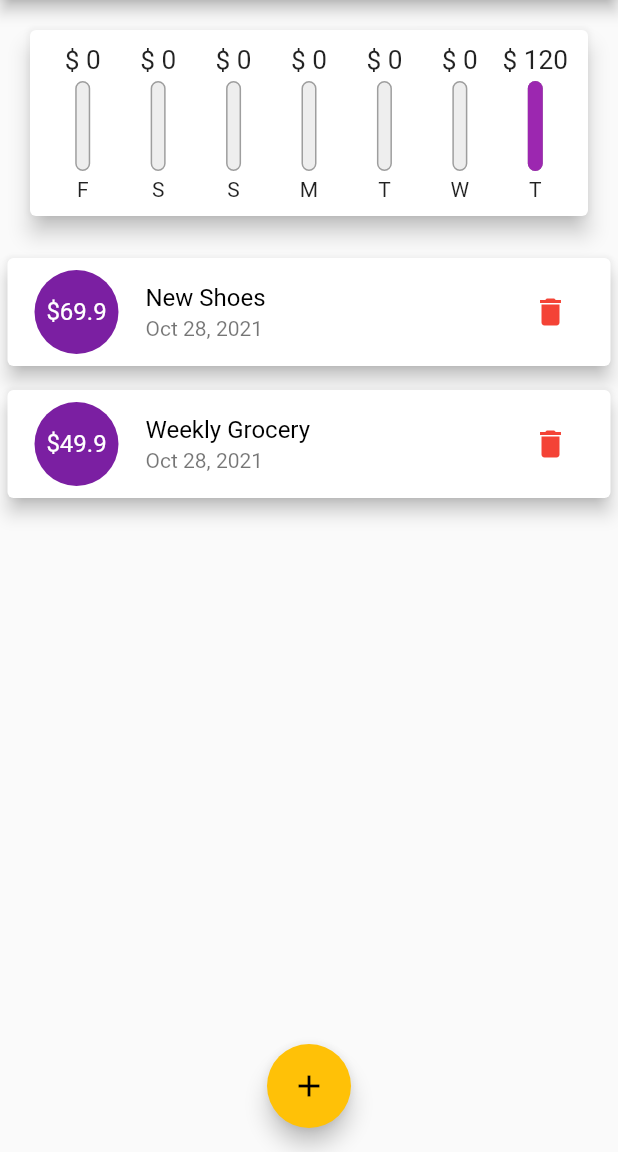
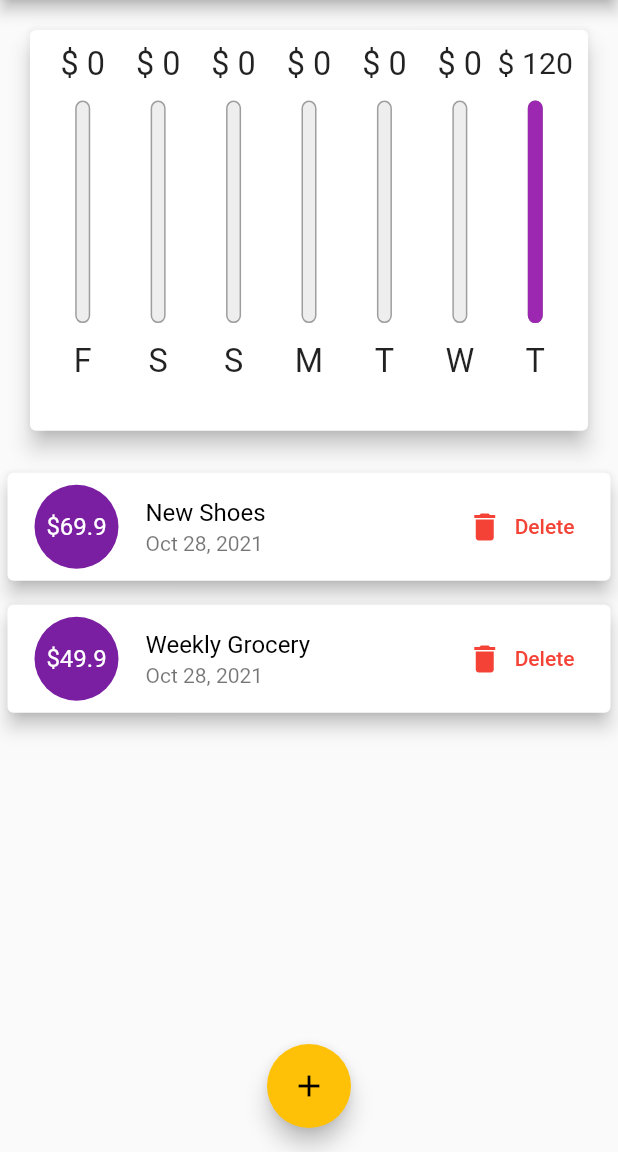
Before and after one commit to veyselboybay/Flutter_Personal_Expense_App, a Flutter app: the screen it shows after launch, on a phone screen of 412 x 824 dp, the part 84-1236 px from its top. Run offline on Flutter 3.47's test engine with Material 2 defaults, Android fonts, the phone set to English and light mode, and no system bars.

Commit message:
small updates

```diff
--- a/lib/main.dart
+++ b/lib/main.dart
@@ -1,4 +1,5 @@
 import 'package:flutter/material.dart';
+import 'package:flutter/services.dart';
 import 'package:personal_budget_calculator/models/transaction.dart';
 import 'package:intl/intl.dart';
 import 'package:personal_budget_calculator/widgets/chart.dart';
@@ -6,6 +7,11 @@ import 'package:personal_budget_calculator/widgets/new_transaction.dart';
 import 'package:personal_budget_calculator/widgets/transaction_list.dart';
 
 void main() {
+  /* WidgetsFlutterBinding.ensureInitialized();
+  SystemChrome.setPreferredOrientations([
+    DeviceOrientation.portraitUp,
+    DeviceOrientation.portraitDown,
+  ]); */
   runApp(MyApp());
 }
 
@@ -43,6 +49,8 @@ class _MyHomePageState extends State<MyHomePage> {
       date: DateTime.now(),
     ),
   ];
+
+  bool _showChart = false;
 
   List<Transaction> get _recentTransactions {
     return _userTransactions.where((tx) {
@@ -82,8 +90,9 @@ class _MyHomePageState extends State<MyHomePage> {
 
   @override
   Widget build(BuildContext context) {
-    return Scaffold(
-      appBar: AppBar(
+    final isLandscape =
+        MediaQuery.of(context).orientation == Orientation.landscape;
+    final appBar = AppBar(
       title: Text('Personal Expenses'),
       actions: [
         IconButton(
@@ -91,13 +100,52 @@ class _MyHomePageState extends State<MyHomePage> {
           onPressed: () => startAddNewTransaction(context),
         ),
       ],
-      ),
+    );
+
+    final transactionList = Container(
+        height: (MediaQuery.of(context).size.height -
+                appBar.preferredSize.height -
+                MediaQuery.of(context).padding.top) *
+            0.6,
+        child: TransactionList(_userTransactions, _deleteTransaction));
+    return Scaffold(
+      appBar: appBar,
       body: SingleChildScrollView(
         child: Column(
           mainAxisAlignment: MainAxisAlignment.start,
           children: [
-            Chart(_recentTransactions),
-            TransactionList(_userTransactions, _deleteTransaction),
+            if (isLandscape)
+              Row(
+                mainAxisAlignment: MainAxisAlignment.center,
+                children: [
+                  Text('Show Chart'),
+                  Switch(
+                    value: _showChart,
+                    onChanged: (val) {
+                      setState(() {
+                        _showChart = val;
+                      });
+                    },
+                  ),
+                ],
+              ),
+            if (!isLandscape)
+              Container(
+                  height: (MediaQuery.of(context).size.height -
+                          appBar.preferredSize.height -
+                          MediaQuery.of(context).padding.top) *
+                      0.4,
+                  child: Chart(_recentTransactions)),
+            if (!isLandscape) transactionList,
+            if (isLandscape)
+              _showChart
+                  ? Container(
+                      height: (MediaQuery.of(context).size.height -
+                              appBar.preferredSize.height -
+                              MediaQuery.of(context).padding.top) *
+                          1,
+                      child: Chart(_recentTransactions))
+                  : transactionList,
           ],
         ),
       ),
--- a/lib/widgets/chart_bar.dart
+++ b/lib/widgets/chart_bar.dart
@@ -9,19 +9,20 @@ class ChartBar extends StatelessWidget {
 
   @override
   Widget build(BuildContext context) {
+    return LayoutBuilder(builder: (context, constraints) {
       return Column(
         children: [
           Container(
-          height: 20,
+            height: constraints.maxHeight * 0.10,
             child: FittedBox(
               child: Text('\$ ${spendingAmount!.toStringAsFixed(0)}'),
             ),
           ),
           SizedBox(
-          height: 4,
+            height: constraints.maxHeight * 0.05,
           ),
           Container(
-          height: 60,
+            height: constraints.maxHeight * 0.6,
             width: 10,
             child: Stack(
               children: [
@@ -44,10 +45,16 @@ class ChartBar extends StatelessWidget {
             ),
           ),
           SizedBox(
-          height: 4,
+            height: constraints.maxHeight * 0.05,
           ),
-        Text(label!),
+          Container(
+            height: constraints.maxHeight * 0.10,
+            child: FittedBox(
+              child: Text(label!),
+            ),
+          ),
         ],
       );
+    });
   }
 }
--- a/lib/widgets/new_transaction.dart
+++ b/lib/widgets/new_transaction.dart
@@ -53,7 +53,8 @@ class _NewTransactionState extends State<NewTransaction> {
 
   @override
   Widget build(BuildContext context) {
-    return Card(
+    return SingleChildScrollView(
+      child: Card(
         margin: EdgeInsets.symmetric(
           horizontal: 15,
           vertical: 10,
@@ -61,7 +62,12 @@ class _NewTransactionState extends State<NewTransaction> {
         elevation: 5,
         child: Container(
           margin: EdgeInsets.symmetric(horizontal: 5),
-        padding: EdgeInsets.all(10),
+          padding: EdgeInsets.only(
+            top: 10,
+            left: 10,
+            right: 10,
+            bottom: MediaQuery.of(context).viewInsets.bottom + 10,
+          ),
           child: Column(
             crossAxisAlignment: CrossAxisAlignment.end,
             children: [
@@ -108,6 +114,7 @@ class _NewTransactionState extends State<NewTransaction> {
             ],
           ),
         ),
+      ),
     );
   }
 }
--- a/lib/widgets/transaction_list.dart
+++ b/lib/widgets/transaction_list.dart
@@ -10,10 +10,9 @@ class TransactionList extends StatelessWidget {
 
   @override
   Widget build(BuildContext context) {
-    return Container(
-      height: 450,
-      child: transaction.isEmpty
-          ? Column(
+    return transaction.isEmpty
+        ? LayoutBuilder(builder: (ctx, constraints) {
+            return Column(
               children: [
                 SizedBox(
                   height: 50,
@@ -23,14 +22,15 @@ class TransactionList extends StatelessWidget {
                   height: 30,
                 ),
                 Container(
-                  height: 200,
+                  height: constraints.maxHeight * 0.6,
                   child: Image.asset(
                     'assets/images/zzz.png',
                     fit: BoxFit.cover,
                   ),
                 )
               ],
-            )
+            );
+          })
         : ListView.builder(
             itemBuilder: (context, index) {
               return Card(
@@ -56,7 +56,18 @@ class TransactionList extends StatelessWidget {
                     ),
                     subtitle: Text(
                         DateFormat.yMMMd().format(transaction[index].date!)),
-                      trailing: IconButton(
+                    trailing: MediaQuery.of(context).size.width > 360
+                        ? TextButton.icon(
+                            label: Text('Delete'),
+                            icon: Icon(Icons.delete),
+                            onPressed: () => deleteTx(
+                              transaction[index].id,
+                            ),
+                            style: TextButton.styleFrom(
+                              primary: Colors.red,
+                            ),
+                          )
+                        : IconButton(
                             icon: Icon(Icons.delete),
                             color: Colors.red,
                             onPressed: () => deleteTx(transaction[index].id),
@@ -64,7 +75,6 @@ class TransactionList extends StatelessWidget {
               );
             },
             itemCount: transaction.length,
-            ),
           );
   }
 }
```
Lines whose indentation alone changed are shown as unchanged.
